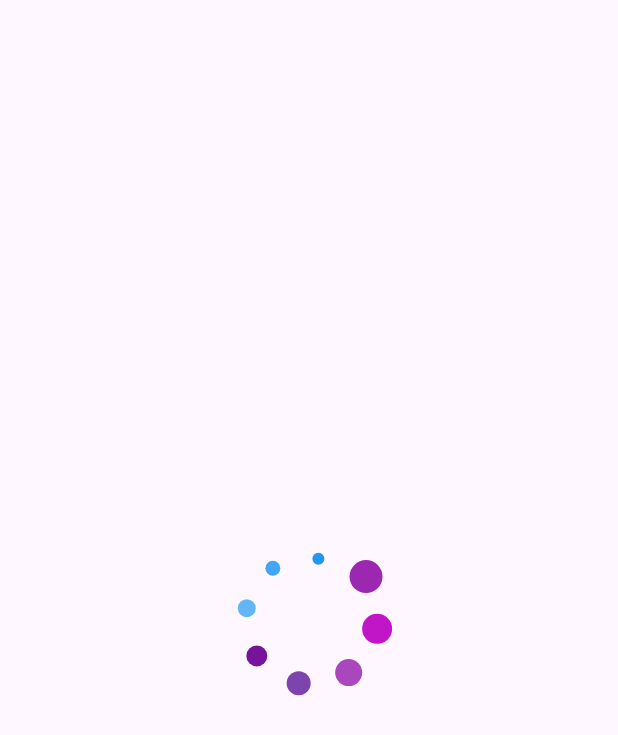
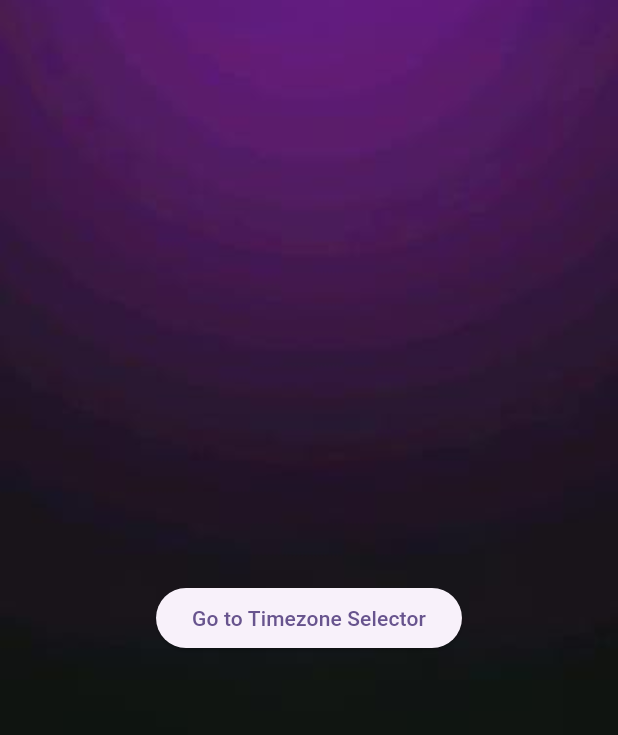
Before and after one commit to xuwid/ambient, a Flutter app: the screen it shows after launch, on a phone screen of 412 x 824 dp. Shown: the top 735 px of the screen. Run offline on Flutter 3.47's test engine with Material 3 defaults, Android fonts, the light colour scheme and no system bars; our stand-ins replace google_fonts, timezone.

Commit message:
Time zone screen added

```diff
--- a/lib/main.dart
+++ b/lib/main.dart
@@ -1,5 +1,5 @@
 import 'package:flutter/material.dart';
-import 'package:ambient/widgets/loading_indicator.dart';
+import 'package:ambient/screens/homescreen.dart';
 
 void main() {
   runApp(const MyApp());
@@ -11,32 +11,12 @@ class MyApp extends StatelessWidget {
   @override
   Widget build(BuildContext context) {
     return MaterialApp(
-      title: 'Flutter Demo',
+      title: 'Timezone Selector',
       theme: ThemeData(
         colorScheme: ColorScheme.fromSeed(seedColor: Colors.deepPurple),
         useMaterial3: true,
       ),
-      home: const MyHomePage(title: 'Flutter Demo Home Page'),
+      home: const HomeScreen(),
     );
   }
 }
-
-class MyHomePage extends StatefulWidget {
-  const MyHomePage({super.key, required this.title});
-
-  final String title;
-
-  @override
-  State<MyHomePage> createState() => _MyHomePageState();
-}
-
-class _MyHomePageState extends State<MyHomePage> {
-  @override
-  Widget build(BuildContext context) {
-    return Scaffold(
-      body: Center(
-        child: CircularLoadingIndicator(),
-      ),
-    );
-  }
-}
--- /dev/null
+++ b/lib/screens/homescreen.dart
@@ -0,0 +1,26 @@
+import 'package:flutter/material.dart';
+import 'package:ambient/screens/timeZone.dart';
+import 'package:ambient/widgets/background_widget.dart';
+
+class HomeScreen extends StatelessWidget {
+  const HomeScreen({super.key});
+
+  @override
+  Widget build(BuildContext context) {
+    return Scaffold(
+      body: BackgroundWidget(
+        child: Center(
+          child: ElevatedButton(
+            onPressed: () {
+              Navigator.push(
+                context,
+                MaterialPageRoute(builder: (context) => const TimezoneScreen()),
+              );
+            },
+            child: const Text('Go to Timezone Selector'),
+          ),
+        ),
+      ),
+    );
+  }
+}
--- /dev/null
+++ b/lib/widgets/background_widget.dart
@@ -0,0 +1,21 @@
+import 'package:flutter/material.dart';
+
+class BackgroundWidget extends StatelessWidget {
+  final Widget child;
+  const BackgroundWidget({super.key, required this.child});
+
+  @override
+  Widget build(BuildContext context) {
+    return Stack(
+      children: [
+        Positioned.fill(
+          child: Image.asset(
+            'assets/background.jpg', // Replace with your image asset
+            fit: BoxFit.cover,
+          ),
+        ),
+        child,
+      ],
+    );
+  }
+}
```
Also changed, not shown: lib/screens/timeZone.dart (added, +293 -0 lines), pubspec.yaml (+4 -4 lines), assets/background.jpg (added), pubspec.lock, 1 other file.
